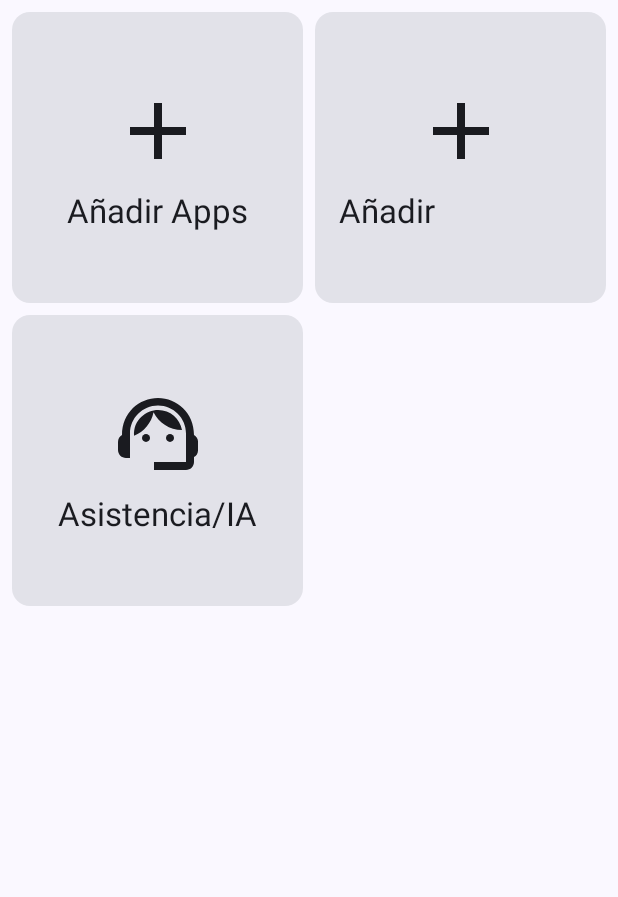
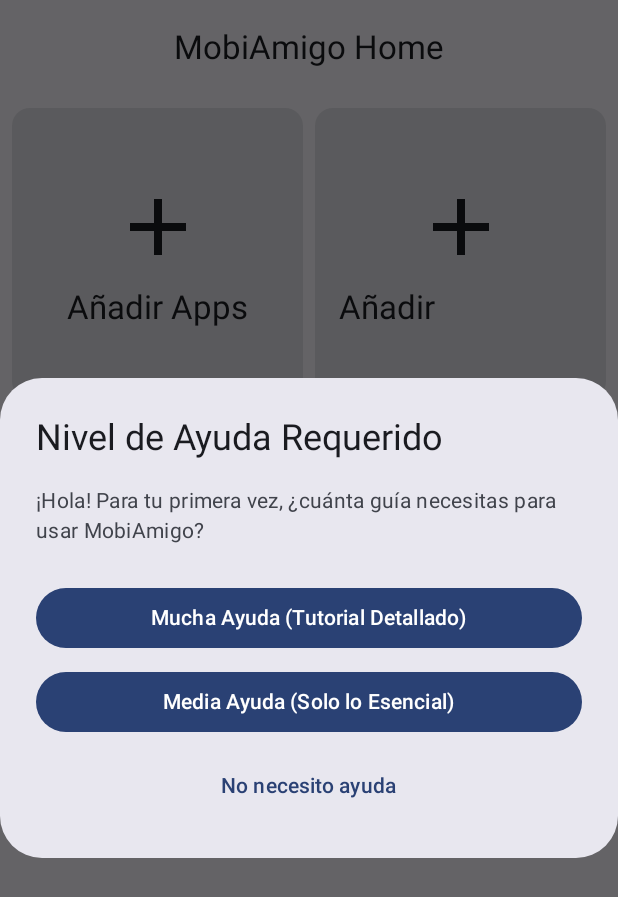
Before and after one commit to sheloyera/Mobiamigo, an Android app built with Jetpack Compose: the HomeScreen screen opened through its navigation route, on a phone screen of 412 x 824 dp. Shown: the top 897 px of the screen. Run offline under Robolectric (Android 15) with nearby library versions, the phone set to English and light mode, and no system bars; our stand-ins replace Firebase (no records; nobody signed in at launch, a user with empty details on screens opened directly); libraries missing offline, so code that uses them is left out: com.google.ai.client.

Commit message:
tutorial (base)

```diff
--- a/app/src/main/java/com/example/mobiamigo/MainActivity.kt
+++ b/app/src/main/java/com/example/mobiamigo/MainActivity.kt
@@ -14,10 +14,14 @@ import androidx.compose.runtime.remember
 import androidx.navigation.compose.NavHost
 import androidx.navigation.compose.composable
 import androidx.navigation.compose.rememberNavController
+import androidx.navigation.navArgument // 👈 IMPORTACIÓN REQUERIDA
+import androidx.navigation.NavType // 👈 IMPORTACIÓN REQUERIDA
 import com.example.mobiamigo.data.AppItem
 import com.example.mobiamigo.screens.AddAppScreen
 import com.example.mobiamigo.screens.HomeScreen
 import com.example.mobiamigo.screens.LoginScreen
+import com.example.mobiamigo.screens.TutorialScreen // 👈 IMPORTACIÓN REQUERIDA
+import com.example.mobiamigo.screens.TUTORIAL_NONE // 👈 IMPORTACIÓN REQUERIDA
 import com.example.mobiamigo.ui.theme.MobiamigoTheme
 
 class MainActivity : ComponentActivity() {
@@ -40,6 +44,7 @@ class MainActivity : ComponentActivity() {
 @Composable
 fun AppNavigation() {
     val navController = rememberNavController()
+    // Nota: Es mejor definir selectedApps fuera de NavHost para que no se reinicie
     val selectedApps = remember { mutableStateListOf<AppItem>() }
 
     NavHost(navController = navController, startDestination = "login") {
@@ -66,5 +71,20 @@ fun AppNavigation() {
                 currentlySelected = selectedApps.toList()
             )
         }
+
+        // 👇 NUEVA RUTA: PANTALLA DEL TUTORIAL
+        composable(
+            route = "tutorial_screen/{level}", // Define la ruta con el argumento dinámico {level}
+            arguments = listOf(
+                navArgument("level") {
+                    type = NavType.StringType
+                    defaultValue = TUTORIAL_NONE // Valor por defecto en caso de que no se pase
+                }
+            )
+        ) { backStackEntry ->
+            // Obtenemos el parámetro 'level' (full, medium o none) de los argumentos
+            val level = backStackEntry.arguments?.getString("level") ?: TUTORIAL_NONE
+            TutorialScreen(navController = navController, level = level) // Llama a la nueva pantalla
+        }
     }
 }
--- a/app/src/main/java/com/example/mobiamigo/screens/HomeScreen.kt
+++ b/app/src/main/java/com/example/mobiamigo/screens/HomeScreen.kt
@@ -1,4 +1,5 @@
 package com.example.mobiamigo.screens
+
 import android.content.Context
 import android.widget.Toast
 import androidx.compose.foundation.Image
@@ -9,7 +10,8 @@ import androidx.compose.material.icons.Icons
 import androidx.compose.material.icons.filled.Add
 import androidx.compose.material.icons.filled.SupportAgent
 import androidx.compose.material3.*
-import androidx.compose.runtime.Composable
+import androidx.compose.runtime.*
+import androidx.compose.runtime.saveable.rememberSaveable
 import androidx.compose.ui.Alignment
 import androidx.compose.ui.Modifier
 import androidx.compose.ui.graphics.asImageBitmap
@@ -24,7 +26,6 @@ import com.example.mobiamigo.utils.AppManager
 import androidx.core.graphics.drawable.toBitmap
 import com.example.mobiamigo.BuildConfig
 import com.google.ai.client.generativeai.GenerativeModel
-import androidx.lifecycle.lifecycleScope
 import kotlinx.coroutines.CoroutineScope
 import kotlinx.coroutines.Dispatchers
 import kotlinx.coroutines.launch
@@ -33,12 +34,19 @@ import android.content.Intent
 import android.net.Uri
 import androidx.activity.compose.rememberLauncherForActivityResult
 import androidx.activity.result.contract.ActivityResultContracts
-import androidx.compose.runtime.*
 import androidx.compose.material.icons.filled.Person
 import android.Manifest
 import android.content.pm.PackageManager
 import androidx.core.content.ContextCompat
-import androidx.core.app.ActivityCompat
+
+/**
+ * NIVELES DE AYUDA (Mismos que definimos anteriormente)
+ */
+const val TUTORIAL_NONE = "none"
+const val TUTORIAL_MEDIUM = "medium"
+const val TUTORIAL_FULL = "full"
+// Constante para marcar que el tutorial ha finalizado y no debe volver a mostrarse
+const val TUTORIAL_COMPLETED = "completed"
 
 
 @OptIn(ExperimentalMaterial3Api::class)
@@ -49,7 +57,57 @@ fun HomeScreen(
 ) {
     val context = LocalContext.current
 
-    Scaffold { paddingValues ->
+    // Lógica del Tutorial: Usamos TUTORIAL_COMPLETED como marcador de que ya se mostró.
+    var tutorialLevel by rememberSaveable { mutableStateOf<String?>(null) }
+
+    // 👇 NUEVO BLOQUE: Leer el resultado de la pantalla de tutorial
+    LaunchedEffect(navController) {
+        navController.currentBackStackEntry?.savedStateHandle?.getLiveData<String>("tutorial_status")
+            ?.observeForever { status ->
+                if (status == TUTORIAL_COMPLETED) {
+                    tutorialLevel = TUTORIAL_COMPLETED // Forzar a completado
+                }
+            }
+    }
+
+    // El diálogo solo se muestra si el nivel es NULL (primera vez) y no ha sido completado.
+    if (tutorialLevel == null) {
+        TutorialSelectionDialog(
+            onSelection = { level ->
+                tutorialLevel = level // Guarda la selección.
+                if (level != TUTORIAL_NONE) {
+                    // Navega a la pantalla de tutorial si se necesita ayuda
+                    navController.navigate("tutorial_screen/$level")
+                } else {
+                    // Si selecciona "No necesito ayuda", marcamos como completado inmediatamente.
+                    tutorialLevel = TUTORIAL_COMPLETED
+                }
+            }
+        )
+    }
+
+    // Lógica para manejar la selección de contactos
+    var selectedContacts by rememberSaveable { mutableStateOf(listOf<Pair<String, String>>()) }
+    // ... (el resto del código de HomeScreen es el mismo)
+
+    val contactLauncher = rememberLauncherForActivityResult(
+        contract = ActivityResultContracts.StartActivityForResult()
+    ) { result ->
+        if (result.resultCode == Activity.RESULT_OK) {
+            val name = result.data?.getStringExtra("contact_name")
+            val number = result.data?.getStringExtra("contact_number")
+            if (name != null && number != null) {
+                // Añade el nuevo contacto a la lista de contactos seleccionados
+                selectedContacts = selectedContacts + (name to number)
+            }
+        }
+    }
+
+    Scaffold(
+        topBar = {
+            CenterAlignedTopAppBar(title = { Text("MobiAmigo Home") })
+        }
+    ) { paddingValues ->
         LazyVerticalGrid(
             columns = GridCells.Fixed(2),
             modifier = Modifier
@@ -59,12 +117,14 @@ fun HomeScreen(
             verticalArrangement = Arrangement.spacedBy(8.dp),
             horizontalArrangement = Arrangement.spacedBy(8.dp)
         ) {
-            // Mostrar las aplicaciones
+            // Sección 1: Aplicaciones seleccionadas
             items(selectedApps) { app ->
                 AppGridItem(app = app, onClick = {
                     AppManager.launchApp(context, app)
                 })
             }
+
+            // Sección 2: Botones de Acción Fijos
 
             // Botón para añadir apps
             item {
@@ -78,34 +138,33 @@ fun HomeScreen(
 
             // Botón Para añadir contactos
             item {
-                val context = LocalContext.current
-                var selectedContacts by remember { mutableStateOf(listOf<Pair<String, String>>()) }
-
-                val contactLauncher = rememberLauncherForActivityResult(
-                    contract = ActivityResultContracts.StartActivityForResult()
-                ) { result ->
-                    if (result.resultCode == Activity.RESULT_OK) {
-                        val name = result.data?.getStringExtra("contact_name")
-                        val number = result.data?.getStringExtra("contact_number")
-                        if (name != null && number != null) {
-                            selectedContacts = selectedContacts + (name to number)
-                        }
-                    }
-                }
-                Column {
-                    // Boton agregar contacto
                 ActionGridItem(
                     icon = Icons.Default.Add,
                     label = "Añadir contactos",
                     description = "Botón para agregar un contacto la pantalla principal",
                     onClick = {
+                        // Navega a la pantalla de contactos para selección
                         val intent = Intent(context, ContactosScreen::class.java)
                         contactLauncher.launch(intent)
                     }
                 )
-                    // Mostrar contacto agregado
-                    selectedContacts.forEach { (name, number) ->
-                        Spacer(modifier = Modifier.height(8.dp))
+            }
+
+            // Botón de Asistencia / IA
+            item {
+                ActionGridItem(
+                    icon = Icons.Default.SupportAgent,
+                    label = "Asistencia/IA",
+                    description = "Solicitar ayuda remota o con la Inteligencia Artificial",
+                    onClick = {
+                        solicitarAsistenciaIA(context)
+                    }
+                )
+            }
+
+            // Sección 3: Contactos Añadidos Dinámicamente
+            // Muestra los contactos agregados como botones en la cuadrícula
+            items(selectedContacts) { (name, number) ->
                 ActionGridItem(
                     icon = Icons.Default.Person,
                     label = name,
@@ -125,23 +184,11 @@ fun HomeScreen(
             }
         }
     }
-
-            // Botón de Asistencia / IA
-            item {
-                ActionGridItem(
-                    icon = Icons.Default.SupportAgent,
-                    label = "Asistencia/IA",
-                    description = "Solicitar ayuda remota o con la Inteligencia Artificial",
-                    onClick = {
-                        solicitarAsistenciaIA(context)
-                    }
-                )
-
-            }
-        }
-    }
 }
 
+/**
+ * Componente para mostrar una aplicación instalada.
+ */
 @OptIn(ExperimentalMaterial3Api::class)
 @Composable
 fun AppGridItem(app: AppItem, onClick: () -> Unit) {
@@ -177,6 +224,9 @@ fun AppGridItem(app: AppItem, onClick: () -> Unit) {
     }
 }
 
+/**
+ * Componente para mostrar un botón de acción (como Añadir Apps, Contactos, IA).
+ */
 @OptIn(ExperimentalMaterial3Api::class)
 @Composable
 fun ActionGridItem(icon: ImageVector, label: String, description: String, onClick: () -> Unit) {
@@ -207,8 +257,45 @@ fun ActionGridItem(icon: ImageVector, label: String, description: String, onClic
 }
 
 
+@Composable
+fun TutorialSelectionDialog(onSelection: (String) -> Unit) {
+    AlertDialog(
+        onDismissRequest = { /* No se puede cerrar, debe seleccionar */ },
+        title = { Text("Nivel de Ayuda Requerido") },
+        text = {
+            Text("¡Hola! Para tu primera vez, ¿cuánta guía necesitas para usar MobiAmigo?")
+        },
+        confirmButton = {
+            Column(horizontalAlignment = Alignment.CenterHorizontally) {
+                // Opción 1: Mucha ayuda
+                Button(
+                    onClick = { onSelection(TUTORIAL_FULL) },
+                    modifier = Modifier.fillMaxWidth().padding(bottom = 8.dp)
+                ) {
+                    Text("Mucha Ayuda (Tutorial Detallado)")
+                }
+                // Opción 2: Media ayuda
+                Button(
+                    onClick = { onSelection(TUTORIAL_MEDIUM) },
+                    modifier = Modifier.fillMaxWidth().padding(bottom = 8.dp)
+                ) {
+                    Text("Media Ayuda (Solo lo Esencial)")
+                }
+                // Opción 3: No necesita ayuda
+                TextButton(
+                    onClick = { onSelection(TUTORIAL_NONE) },
+                    modifier = Modifier.fillMaxWidth()
+                ) {
+                    Text("No necesito ayuda")
+                }
+            }
+        }
+    )
+}
 
-
+/**
+ * Función que realiza la llamada asíncrona a la API de Gemini (IA).
+ */
 fun solicitarAsistenciaIA(context: Context) {
     Toast.makeText(context, "Solicitando asistencia de la IA...", Toast.LENGTH_SHORT).show()
 
@@ -223,13 +310,20 @@ fun solicitarAsistenciaIA(context: Context) {
             // Llamada suspendida
             val response = generativeModel.generateContent("Necesito ayuda con mi aplicación.")
 
-            // Mostrar la respuesta
+
             launch(Dispatchers.Main) {
-                Toast.makeText(context, "Gemini respondió: ${response.text}", Toast.LENGTH_LONG).show()
+                val responseText = response.text ?: "No se recibió respuesta de la IA."
+                Toast.makeText(context, "Gemini respondió: $responseText", Toast.LENGTH_LONG).show()
             }
         } catch (e: Exception) {
             launch(Dispatchers.Main) {
-                Toast.makeText(context, "Error al contactar a Gemini: ${e.message}", Toast.LENGTH_LONG).show()
+                // Muestra un error más claro si la clave de API o la conexión fallan
+                val errorMsg = if (e.message?.contains("API_KEY") == true) {
+                    "Error: Clave de API inválida o faltante."
+                } else {
+                    "Error al contactar a Gemini: ${e.message}"
+                }
+                Toast.makeText(context, errorMsg, Toast.LENGTH_LONG).show()
             }
         }
     }
```
Also changed, not shown: app/src/main/java/com/example/mobiamigo/screens/TutorialScreen.kt (added, +264 -0 lines), 1 other file. Lines whose indentation alone changed are shown as unchanged.
